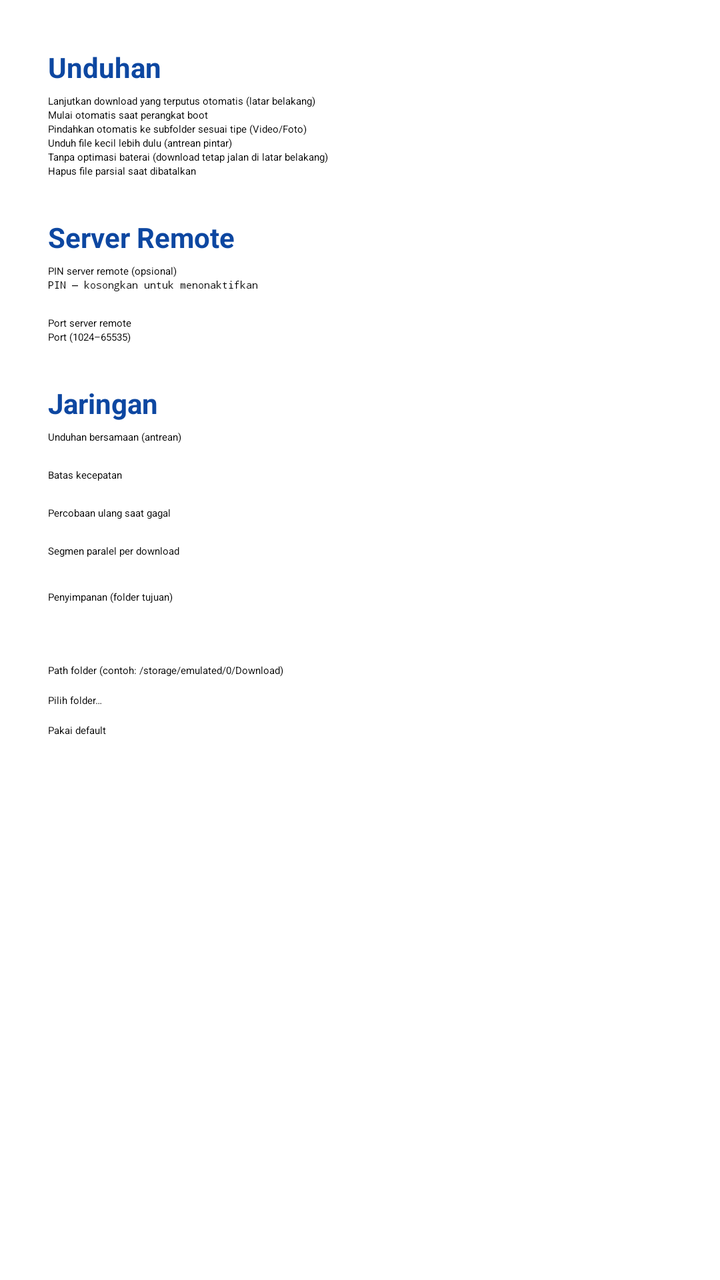
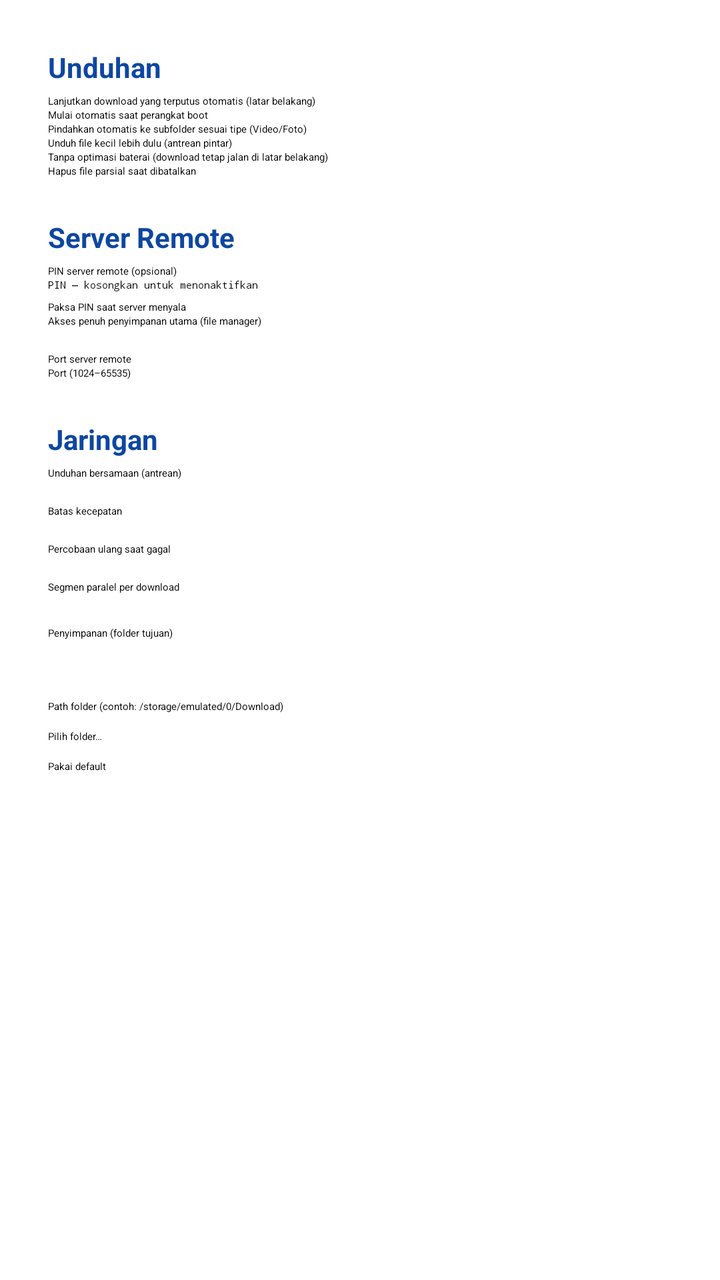

Two renders of the same Android screen: before a commit and after it. Below are the layout's source before the change and the commit's diff.
<!-- AndroidManifest.xml: application theme Theme.HttpDownloadManager.Splash -->
<!-- res/layout/dialog_settings.xml -->
<?xml version="1.0" encoding="utf-8"?>
<ScrollView xmlns:android="http://schemas.android.com/apk/res/android"
    android:layout_width="match_parent"
    android:layout_height="match_parent"
    android:fillViewport="true">

    <LinearLayout
        android:layout_width="match_parent"
        android:layout_height="wrap_content"
        android:orientation="vertical"
        android:paddingHorizontal="24dp"
        android:paddingTop="24dp">

        <TextView
            android:layout_width="match_parent"
            android:layout_height="wrap_content"
            android:text="@string/settings_section_download"
            android:textColor="@color/primary"
            android:textSize="14sp"
            android:textStyle="bold" />

        <CheckBox
            android:id="@+id/check_background"
            android:layout_width="match_parent"
            android:layout_height="wrap_content"
            android:layout_marginTop="4dp"
            android:text="@string/settings_background" />

        <CheckBox
            android:id="@+id/check_autostart"
            android:layout_width="match_parent"
            android:layout_height="wrap_content"
            android:text="@string/settings_autostart" />

        <CheckBox
            android:id="@+id/check_auto_sort"
            android:layout_width="match_parent"
            android:layout_height="wrap_content"
            android:text="@string/settings_auto_sort" />

        <CheckBox
            android:id="@+id/check_small_first"
            android:layout_width="match_parent"
            android:layout_height="wrap_content"
            android:text="@string/settings_small_first" />

        <CheckBox
            android:id="@+id/check_battery"
            android:layout_width="match_parent"
            android:layout_height="wrap_content"
            android:text="@string/settings_battery" />

        <CheckBox
            android:id="@+id/check_delete_partial"
            android:layout_width="match_parent"
            android:layout_height="wrap_content"
            android:text="@string/settings_delete_partial_on_cancel" />

        <TextView
            android:layout_width="match_parent"
            android:layout_height="wrap_content"
            android:layout_marginTop="20dp"
            android:text="@string/settings_section_server"
            android:textColor="@color/primary"
            android:textSize="14sp"
            android:textStyle="bold" />

        <TextView
            android:layout_width="match_parent"
            android:layout_height="wrap_content"
            android:layout_marginTop="4dp"
            android:text="@string/settings_pin_label"
            android:textAppearance="?attr/textAppearanceBodyMedium" />

        <EditText
            android:id="@+id/input_pin"
            android:layout_width="match_parent"
            android:layout_height="wrap_content"
            android:hint="@string/settings_pin_hint"
            android:inputType="numberPassword"
            android:maxLength="10" />

        <TextView
            android:layout_width="match_parent"
            android:layout_height="wrap_content"
            android:layout_marginTop="12dp"
            android:text="@string/settings_port_label"
            android:textAppearance="?attr/textAppearanceBodyMedium" />

        <EditText
            android:id="@+id/input_port"
            android:layout_width="match_parent"
            android:layout_height="wrap_content"
            android:hint="@string/settings_port_hint"
            android:importantForAutofill="no"
            android:inputType="number" />

        <TextView
            android:layout_width="match_parent"
            android:layout_height="wrap_content"
            android:layout_marginTop="20dp"
            android:text="@string/settings_section_network"
            android:textColor="@color/primary"
            android:textSize="14sp"
            android:textStyle="bold" />

        <TextView
            android:layout_width="match_parent"
            android:layout_height="wrap_content"
            android:layout_marginTop="4dp"
            android:text="@string/settings_concurrent"
            android:textAppearance="?attr/textAppearanceBodyMedium" />

        <Spinner
            android:id="@+id/spinner_concurrent"
            android:layout_width="match_parent"
            android:layout_height="wrap_content" />

        <TextView
            android:layout_width="match_parent"
            android:layout_height="wrap_content"
            android:layout_marginTop="12dp"
            android:text="@string/settings_speed_limit"
            android:textAppearance="?attr/textAppearanceBodyMedium" />

        <Spinner
            android:id="@+id/spinner_speed"
            android:layout_width="match_parent"
            android:layout_height="wrap_content" />

        <TextView
            android:layout_width="match_parent"
            android:layout_height="wrap_content"
            android:layout_marginTop="12dp"
            android:text="@string/settings_retry"
            android:textAppearance="?attr/textAppearanceBodyMedium" />

        <Spinner
            android:id="@+id/spinner_retry"
            android:layout_width="match_parent"
            android:layout_height="wrap_content" />

        <TextView
            android:layout_width="match_parent"
            android:layout_height="wrap_content"
            android:layout_marginTop="12dp"
            android:text="@string/settings_segments"
            android:textAppearance="?attr/textAppearanceBodyMedium" />

        <Spinner
            android:id="@+id/spinner_segments"
            android:layout_width="match_parent"
            android:layout_height="wrap_content" />

        <include
            android:id="@+id/storage_section"
            layout="@layout/view_storage_section" />
    </LinearLayout>
</ScrollView>
<!-- res/layout/view_storage_section.xml (included above) -->
<?xml version="1.0" encoding="utf-8"?>
<LinearLayout xmlns:android="http://schemas.android.com/apk/res/android"
    android:layout_width="match_parent"
    android:layout_height="wrap_content"
    android:orientation="vertical">

    <TextView
        android:layout_width="match_parent"
        android:layout_height="wrap_content"
        android:layout_marginTop="16dp"
        android:text="@string/settings_storage_label"
        android:textAppearance="?attr/textAppearanceBodyMedium" />

    <TextView
        android:id="@+id/current_storage"
        android:layout_width="match_parent"
        android:layout_height="wrap_content"
        android:layout_marginTop="4dp"
        android:textColor="@color/text_secondary"
        android:textSize="13sp" />

    <EditText
        android:id="@+id/input_storage_path"
        android:layout_width="match_parent"
        android:layout_height="wrap_content"
        android:layout_marginTop="8dp"
        android:hint="@string/storage_text_folder_hint"
        android:importantForAutofill="no"
        android:inputType="text"
        android:maxLines="2" />

    <Button
        android:id="@+id/btn_pick_storage"
        android:layout_width="match_parent"
        android:layout_height="wrap_content"
        android:layout_marginTop="8dp"
        android:text="@string/storage_choose_folder" />

    <Button
        android:id="@+id/btn_reset_storage"
        android:layout_width="match_parent"
        android:layout_height="wrap_content"
        android:layout_marginTop="8dp"
        android:text="@string/storage_use_default" />
</LinearLayout>
<!-- resources referenced by this layout -->
<resources>
  <color name="primary">#0D47A1</color>
  <color name="text_secondary">#757575</color>
  <string name="settings_auto_sort">Pindahkan otomatis ke subfolder sesuai tipe (Video/Foto)</string>
  <string name="settings_autostart">Mulai otomatis saat perangkat boot</string>
  <string name="settings_background">Lanjutkan download yang terputus otomatis (latar belakang)</string>
  <string name="settings_battery">Tanpa optimasi baterai (download tetap jalan di latar belakang)</string>
  <string name="settings_concurrent">Unduhan bersamaan (antrean)</string>
  <string name="settings_delete_partial_on_cancel">Hapus file parsial saat dibatalkan</string>
  <string name="settings_pin_hint">PIN — kosongkan untuk menonaktifkan</string>
  <string name="settings_pin_label">PIN server remote (opsional)</string>
  <string name="settings_port_hint">Port (1024–65535)</string>
  <string name="settings_port_label">Port server remote</string>
  <string name="settings_retry">Percobaan ulang saat gagal</string>
  <string name="settings_section_download">Unduhan</string>
  <string name="settings_section_network">Jaringan</string>
  <string name="settings_section_server">Server Remote</string>
  <string name="settings_segments">Segmen paralel per download</string>
  <string name="settings_small_first">Unduh file kecil lebih dulu (antrean pintar)</string>
  <string name="settings_speed_limit">Batas kecepatan</string>
  <string name="settings_storage_label">Penyimpanan (folder tujuan)</string>
  <string name="storage_choose_folder">Pilih folder…</string>
  <string name="storage_text_folder_hint">Path folder (contoh: /storage/emulated/0/Download)</string>
  <string name="storage_use_default">Pakai default</string>
  <style name="Theme.HttpDownloadManager.Splash" parent="Theme.SplashScreen">
          <item name="windowSplashScreenBackground">@color/primary</item>
          <item name="windowSplashScreenAnimatedIcon">@drawable/ic_splash</item>
          <item name="postSplashScreenTheme">@style/Theme.HttpDownloadManager</item>
      </style>
  <!-- drawable ic_splash (drawable) -->
  <?xml version="1.0" encoding="utf-8"?>
  <vector xmlns:android="http://schemas.android.com/apk/res/android"
      android:width="108dp"
      android:height="108dp"
      android:viewportWidth="108"
      android:viewportHeight="108">
      <path
          android:fillColor="#FFFFFF"
          android:pathData="M48,40 h12 v16 h-12 z" />
      <path
          android:fillColor="#FFFFFF"
          android:pathData="M40,56 h28 l-14,16 z" />
      <path
          android:fillColor="#FFFFFF"
          android:pathData="M42,80 h24 v4 h-24 z" />
  </vector>
  <style name="Theme.HttpDownloadManager" parent="Theme.Material3.DayNight.NoActionBar">
          <item name="colorPrimary">@color/primary</item>
          <item name="colorPrimaryDark">@color/primary_dark</item>
          <item name="colorAccent">@color/accent</item>
      </style>
  <color name="primary_dark">#002171</color>
  <color name="accent">#FF6F00</color>
</resources>

<!-- the commit's change to res/layout/dialog_settings.xml (unified diff, before → after) -->
@@ -79,6 +79,19 @@
             android:hint="@string/settings_pin_hint"
             android:inputType="numberPassword"
             android:maxLength="10" />
+
+        <CheckBox
+            android:id="@+id/check_pin_enforced"
+            android:layout_width="match_parent"
+            android:layout_height="wrap_content"
+            android:layout_marginTop="4dp"
+            android:text="@string/settings_pin_enforced" />
+
+        <CheckBox
+            android:id="@+id/check_fs_full_access"
+            android:layout_width="match_parent"
+            android:layout_height="wrap_content"
+            android:text="@string/settings_fs_full_access" />
 
         <TextView
             android:layout_width="match_parent"
<!-- resource entries referenced after the edit -->
@@ -8,6 +8,8 @@
   <string name="settings_battery">Tanpa optimasi baterai (download tetap jalan di latar belakang)</string>
   <string name="settings_concurrent">Unduhan bersamaan (antrean)</string>
   <string name="settings_delete_partial_on_cancel">Hapus file parsial saat dibatalkan</string>
+  <string name="settings_fs_full_access">Akses penuh penyimpanan utama (file manager)</string>
+  <string name="settings_pin_enforced">Paksa PIN saat server menyala</string>
   <string name="settings_pin_hint">PIN — kosongkan untuk menonaktifkan</string>
   <string name="settings_pin_label">PIN server remote (opsional)</string>
   <string name="settings_port_hint">Port (1024–65535)</string>
